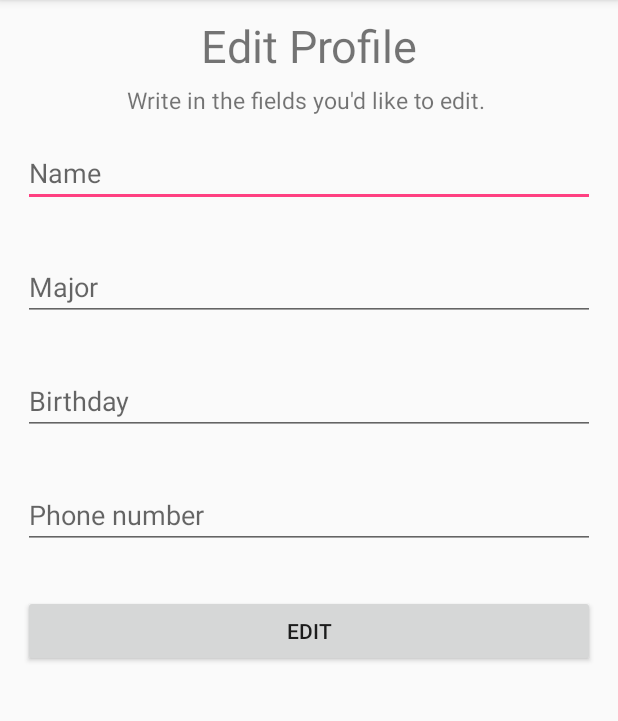
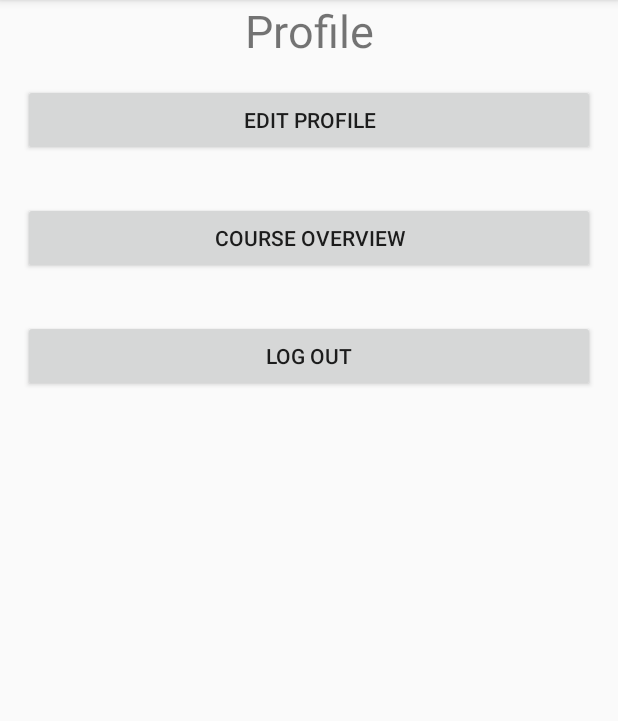
Before and after one commit to qaphan3007/PU_gr9, an Android app: the EditProfile screen opened directly, with no data from a screen before it, after a tap on "EDIT", on a phone screen of 412 x 824 dp, the part 84-805 px from its top. Run offline under Robolectric (Android 15) with nearby library versions, the phone set to English and light mode, and no system bars; our stand-ins replace Firebase (no records; nobody signed in at launch, a user with empty details on screens opened directly); 3 statements that could not run were skipped.

Commit message:
Change ViewUserInfo class name to Profile

```diff
--- a/FeedMeBotV03/app/src/main/AndroidManifest.xml
+++ b/FeedMeBotV03/app/src/main/AndroidManifest.xml
@@ -21,9 +21,10 @@
         <activity android:name=".SecondQuestion" />
         <activity android:name=".ThirdQuestion" />
         <activity android:name=".ProfLogIn" />
-        <activity android:name=".ViewUserInfo" />
+        <activity android:name=".Profile" />
         <activity android:name=".EditProfile" />
         <activity android:name=".Survey" />
+        <activity android:name=".CourseOverview" />
         <activity android:name=".Survey1"></activity>
     </application>
 
--- a/FeedMeBotV03/app/src/main/java/com/quynh/feedmebotv03/EditProfile.java
+++ b/FeedMeBotV03/app/src/main/java/com/quynh/feedmebotv03/EditProfile.java
@@ -6,24 +6,15 @@ package com.quynh.feedmebotv03;
 
 import android.content.Intent;
 import android.os.Bundle;
-import android.os.PersistableBundle;
-import android.support.annotation.NonNull;
 import android.support.v7.app.AppCompatActivity;
-import android.util.Log;
 import android.view.View;
 import android.widget.Button;
 import android.widget.EditText;
 
 import com.google.firebase.auth.FirebaseAuth;
 import com.google.firebase.auth.FirebaseUser;
-import com.google.firebase.database.DataSnapshot;
-import com.google.firebase.database.DatabaseError;
 import com.google.firebase.database.DatabaseReference;
 import com.google.firebase.database.FirebaseDatabase;
-import com.google.firebase.database.ValueEventListener;
-
-import java.util.ArrayList;
-import java.util.HashMap;
 
 // In this class, any changes made are activated by a button.
 // After button press, all info should be changed in the database under
@@ -65,7 +56,7 @@ public class EditProfile extends AppCompatActivity{
             @Override
             public void onClick(View view) {
                 updateData();
-                Intent edit = new Intent(getApplicationContext(), ViewUserInfo.class);
+                Intent edit = new Intent(getApplicationContext(), Profile.class);
                 startActivity(edit);  // Move view to User Profile
             }
         });
--- a/FeedMeBotV03/app/src/main/java/com/quynh/feedmebotv03/Survey.java
+++ b/FeedMeBotV03/app/src/main/java/com/quynh/feedmebotv03/Survey.java
@@ -17,7 +17,7 @@ public class Survey extends AppCompatActivity {
     TextView textViewHour;
     SeekBar seekBarHour;
     SeekBar seekBarDifficultLevel;
-    Assignment assignment; // create an assignment object@
+    Assignment assignment; // create a global assignment object
 
     @Override
     protected void onCreate(Bundle savedInstanceState) {
--- a/FeedMeBotV03/app/src/main/res/layout/activity_survey.xml
+++ b/FeedMeBotV03/app/src/main/res/layout/activity_survey.xml
@@ -1,6 +1,6 @@
 <?xml version="1.0" encoding="utf-8"?>
 <android.support.constraint.ConstraintLayout xmlns:android="http://schemas.android.com/apk/res/android"
-    xmlns:app="http://schemas.android.com/apk/res-auto"
+    xmlns:app="http://schemas.android.com/apk/lib/com.quynh.feedmebotv03"
     xmlns:tools="http://schemas.android.com/tools"
     android:layout_width="match_parent"
     android:layout_height="match_parent"
--- a/FeedMeBotV03/app/src/main/res/layout/show_user_info.xml
+++ b/FeedMeBotV03/app/src/main/res/layout/show_user_info.xml
@@ -5,7 +5,7 @@
     android:orientation="vertical"
     android:layout_width="match_parent"
     android:layout_height="wrap_content"
-    tools:context="com.quynh.feedmebotv03.ViewUserInfo">
+    tools:context="com.quynh.feedmebotv03.Profile">
 
 
     <TextView
@@ -30,6 +30,13 @@
         android:text="Edit Profile" />
 
     <Button
+        android:id="@+id/course_overview"
+        android:layout_width="match_parent"
+        android:layout_height="wrap_content"
+        android:layout_margin="15dp"
+        android:text="Course Overview" />
+
+    <Button
         android:id="@+id/log_out"
         android:layout_width="match_parent"
         android:layout_height="wrap_content"
```
Also changed, not shown: FeedMeBotV03/app/src/main/java/com/quynh/feedmebotv03/CourseOverview.java (added, +19 -0 lines), FeedMeBotV03/app/src/main/java/com/quynh/feedmebotv03/LogIn.java (+2 -6 lines), FeedMeBotV03/app/src/main/java/com/quynh/feedmebotv03/ProfLogIn.java (+2 -5 lines), FeedMeBotV03/app/src/main/java/com/quynh/feedmebotv03/Profile.java (+15 -3 lines), FeedMeBotV03/app/src/main/res/layout/course_overview.xml (added, +9 -0 lines).
